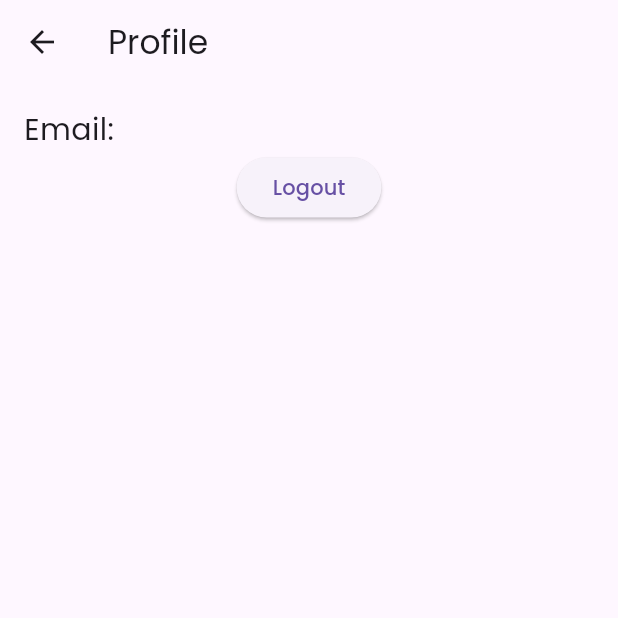
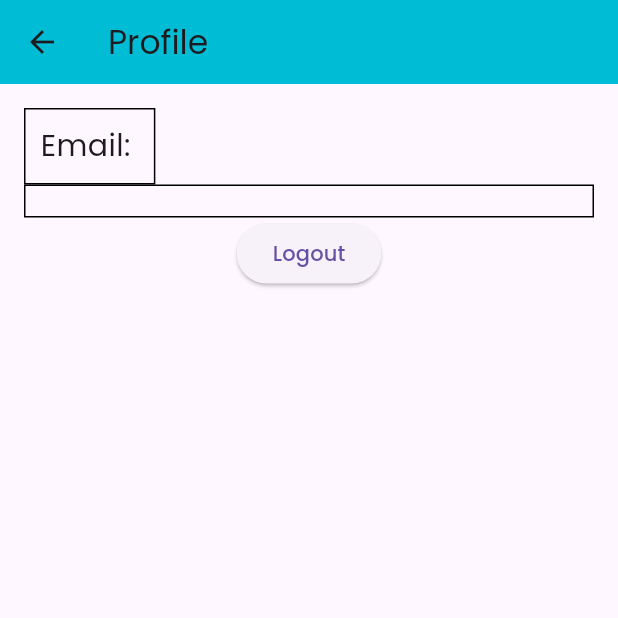
Before and after one commit to MAINSETS/PPAM, a Flutter app: the ProfilePage screen opened directly, on a phone screen of 412 x 824 dp, the top half of it. Run offline on Flutter 3.47's test engine with Material 2 defaults, Android fonts, the phone set to English and light mode, and no system bars; our stand-ins replace animated_text_kit, cloud_firestore, firebase_auth, firebase_core, google_fonts, modal_progress_hud_nsn and 1 more; accounts and stored records are empty.

Commit message:
profil kelar

```diff
--- a/lib/screens/profile.dart
+++ b/lib/screens/profile.dart
@@ -22,6 +22,11 @@ class _ProfilePageState extends State<ProfilePage> {
 
   Future<void> getUserData() async {
     final User? user = _auth.currentUser;
+    hobby = ' ';
+    drink = ' ';
+    food = ' ';
+    movie = ' ';
+    game = ' ';
   }
 
   @override
@@ -43,17 +48,29 @@ class _ProfilePageState extends State<ProfilePage> {
     return Scaffold(
       appBar: AppBar(
         title: Text('Profile'),
+        backgroundColor: Colors.cyan,
       ),
       body: Padding(
         padding: EdgeInsets.all(16.0),
         child: Column(
           crossAxisAlignment: CrossAxisAlignment.start,
           children: [
-            Text(
-              'Email: ${_auth.currentUser!.email}',
-              style: TextStyle(fontSize: 20.0),
+            Container(
+              padding: EdgeInsets.all(10.0),
+              decoration: BoxDecoration(
+                border: Border.all(color: Colors.black),
+              ),
+              child: Text(
+                'Email: ${_auth.currentUser!.email}',
+                style: TextStyle(fontSize: 20.0),
+              ),
             ),
-            Center(child: gethobby()),
+            Center(
+                child: Container(
+                    padding: EdgeInsets.all(10.0),
+                    decoration:
+                        BoxDecoration(border: Border.all(color: Colors.black)),
+                    child: gethobby())),
             Center(
               child: ElevatedButton(
                 onPressed: _logout,
--- a/lib/screens/questionaire.dart
+++ b/lib/screens/questionaire.dart
@@ -23,6 +23,11 @@ class _QuestionaireState extends State<Questionaire> {
   void initState() {
     super.initState();
     getCurrentUser();
+    hobby = 'enter your hobby';
+    drink = 'enter your drink';
+    food = 'enter your food';
+    movie = 'enter your movie';
+    game = 'enter your game';
   }
 
   void getCurrentUser() async {
```
Also changed, not shown: 1 other file.
